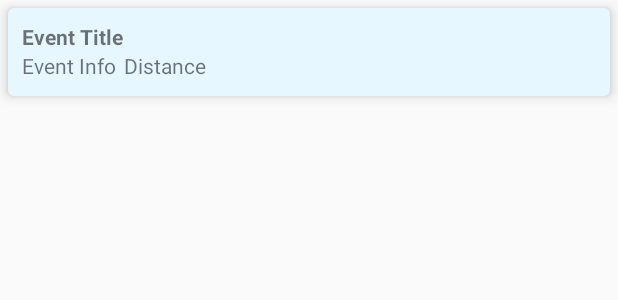
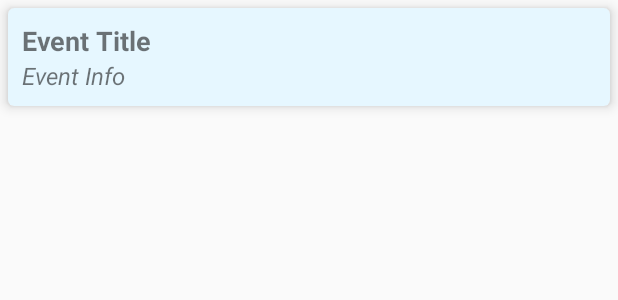
Before and after one commit to TrAnMu/CMSC436SemesterProject, an Android app: the layout event_list_item.xml on its own in the app's theme, with its tools: preview values and no code run, on a phone screen of 412 x 824 dp. Shown: the top 300 px of the screen. Run offline under Robolectric (Android 15) with nearby library versions, the phone set to English and light mode, and no system bars.

```diff
--- a/app/src/main/res/layout/event_list_item.xml
+++ b/app/src/main/res/layout/event_list_item.xml
@@ -20,9 +20,10 @@
             android:layout_width="wrap_content"
             android:layout_height="wrap_content"
             android:ellipsize="end"
-            android:maxLength="30"
+            android:maxLength="27"
             android:maxLines="1"
             android:textStyle="bold"
+            android:textSize="18dp"
             tools:text="Event Title" />
 
         <TextView
@@ -31,18 +32,13 @@
             android:layout_height="wrap_content"
             android:layout_below="@+id/list_item_event_title"
             android:ellipsize="end"
-            android:maxLength="20"
+            android:maxLength="30"
             android:maxLines="1"
             android:paddingRight="5dp"
+            android:textStyle="italic"
+            android:textSize="16dp"
             tools:text="Event Info" />
 
-        <TextView
-            android:id="@+id/list_item_event_distance"
-            android:layout_width="wrap_content"
-            android:layout_height="wrap_content"
-            android:layout_below="@+id/list_item_event_title"
-            android:layout_toRightOf="@+id/list_item_event_info"
-            tools:text="Distance" />
 
         <ImageView
             android:id="@+id/list_item_event_photo"
```
Also changed, not shown: app/src/main/java/groupproject/cmsc436/flow/ExploreFragment.java (+14 -2 lines).
